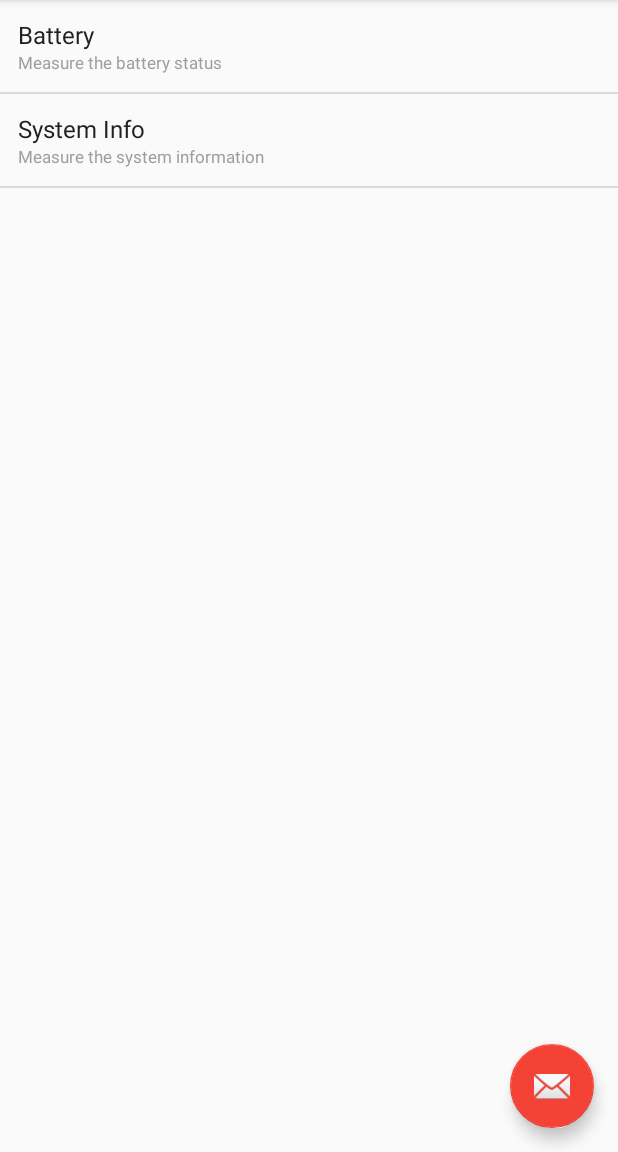
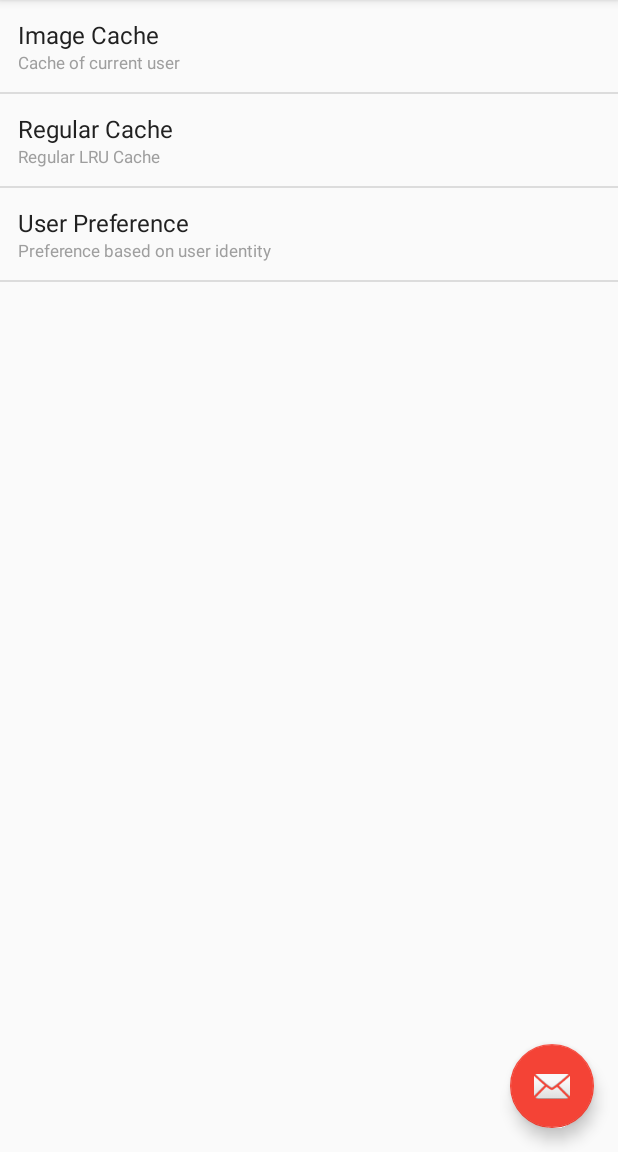
Before and after one commit to app-bootstrap/android-u-should-know, an Android app: the screen it shows after launch (GZHome), in the side drawer, after a tap on "Image Cache", on a phone screen of 412 x 824 dp, the part 84-1236 px from its top. Run offline under Robolectric (Android 15) with nearby library versions, the phone set to English and light mode, and no system bars; 4 statements that could not run were skipped.

Commit message:
update listview content

```diff
--- a/app/src/main/java/com/gz/android_utils/GZHome.java
+++ b/app/src/main/java/com/gz/android_utils/GZHome.java
@@ -41,6 +41,11 @@ public class GZHome extends AppCompatActivity
         hardWareControlFeatures = new ArrayList<>();
         hardWareControlFeatures.add(new GZDemoListViewItem(new GZDemoListViewItem.GZDemoListViewItemData("Battery","Measure the battery status")));
         hardWareControlFeatures.add(new GZDemoListViewItem(new GZDemoListViewItem.GZDemoListViewItemData("System Info","Measure the system information")));
+
+        cacheFeatures = new ArrayList<>();
+        cacheFeatures.add(new GZDemoListViewItem(new GZDemoListViewItem.GZDemoListViewItemData("Image Cache","Cache of current user")));
+        cacheFeatures.add(new GZDemoListViewItem(new GZDemoListViewItem.GZDemoListViewItemData("Regular Cache","Regular LRU Cache")));
+        cacheFeatures.add(new GZDemoListViewItem(new GZDemoListViewItem.GZDemoListViewItemData("User Preference","Preference based on user identity")));
     }
 
     @Override
@@ -93,17 +98,17 @@ public class GZHome extends AppCompatActivity
         int id = item.getItemId();
 
         if (id == R.id.nav_hardware) {
-
-        } else if (id == R.id.nav_image_cache) {
-
+            adapter.updateData(hardWareControlFeatures);
+        } else if (id == R.id.nav_cache) {
+            adapter.updateData(cacheFeatures);
         } else if (id == R.id.nav_concurrency) {
-
+            adapter.clearData();
         } else if (id == R.id.nav_manage) {
-
+            adapter.clearData();
         } else if (id == R.id.nav_cross_app) {
-
+            adapter.clearData();
         } else if (id == R.id.nav_send) {
-
+            adapter.clearData();
         }
 
         DrawerLayout drawer = (DrawerLayout) findViewById(R.id.drawer_layout);
@@ -120,7 +125,7 @@ public class GZHome extends AppCompatActivity
         fab.setOnClickListener(new View.OnClickListener() {
             @Override
             public void onClick(View view) {
-                Snackbar.make(view, "Replace with your own action", Snackbar.LENGTH_LONG)
+                Snackbar.make(view, "For any problem, create a issue on git:SamuelZhaoY/Android-CommonUtils", Snackbar.LENGTH_LONG)
                         .setAction("Action", null).show();
             }
         });
--- a/app/src/main/res/menu/activity_home_drawer.xml
+++ b/app/src/main/res/menu/activity_home_drawer.xml
@@ -7,7 +7,7 @@
             android:icon="@drawable/ic_menu_hard_ware"
             android:title="Hard Ware Control" />
         <item
-            android:id="@+id/nav_image_cache"
+            android:id="@+id/nav_cache"
             android:icon="@drawable/ic_menu_image_cache"
             android:title="Image Cache" />
         <item
```
